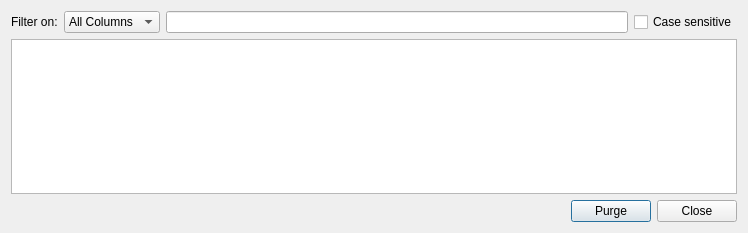
Old version of the form src/libkstapp/datamanager.ui in the repository Kst-plot/kst.
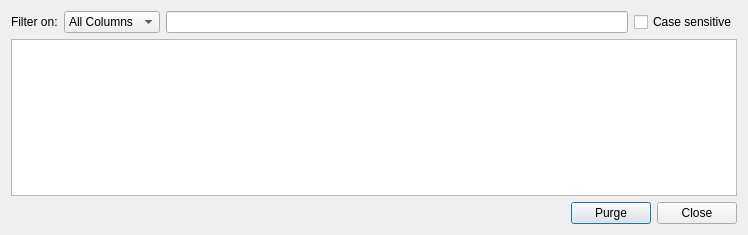
New version of the form.

Commit message: Irrelevent change for testing git.

```diff
--- a/src/libkstapp/datamanager.ui
+++ b/src/libkstapp/datamanager.ui
@@ -7,7 +7,7 @@
     <x>0</x>
     <y>0</y>
     <width>748</width>
-    <height>233</height>
+    <height>235</height>
    </rect>
   </property>
   <property name="windowTitle">
```
